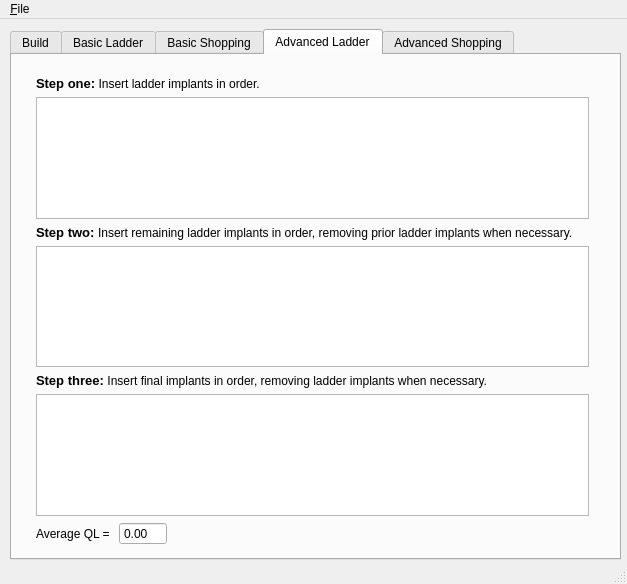
Old version of the form src/mainwindow.ui in the repository davghouse/AOLadderer.
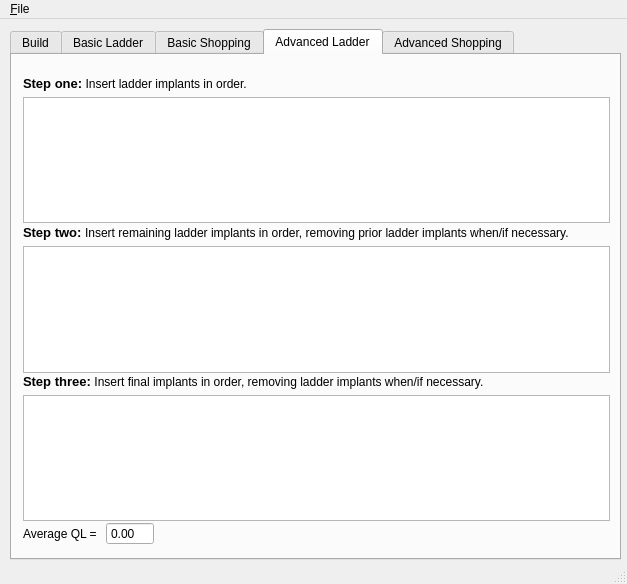
New version of the form. The open tabs and pages were chosen to show the change.

Commit message: UI updates; Basic step 2 display

What changed in the file:
```diff
--- a/src/mainwindow.ui
+++ b/src/mainwindow.ui
@@ -3681,6 +3681,18 @@
              <property name="enabled">
               <bool>true</bool>
              </property>
+             <property name="sizePolicy">
+              <sizepolicy hsizetype="Fixed" vsizetype="Fixed">
+               <horstretch>0</horstretch>
+               <verstretch>0</verstretch>
+              </sizepolicy>
+             </property>
+             <property name="minimumSize">
+              <size>
+               <width>587</width>
+               <height>126</height>
+              </size>
+             </property>
              <property name="font">
               <font>
                <family>Courier New</family>
@@ -3702,12 +3714,24 @@
            <item>
             <widget class="QLabel" name="label_32">
              <property name="text">
-              <string notr="true">&lt;html&gt;&lt;head/&gt;&lt;body&gt;&lt;p&gt;&lt;span style=&quot; font-size:10pt; font-weight:600;&quot;&gt;Step two: &lt;/span&gt;Insert remaining ladder implants in order, removing prior ladder implants when necessary.&lt;/p&gt;&lt;/body&gt;&lt;/html&gt;</string>
+              <string notr="true">&lt;html&gt;&lt;head/&gt;&lt;body&gt;&lt;p&gt;&lt;span style=&quot; font-size:10pt; font-weight:600;&quot;&gt;Step two: &lt;/span&gt;Insert remaining ladder implants in order, removing prior ladder implants when/if necessary.&lt;/p&gt;&lt;/body&gt;&lt;/html&gt;</string>
              </property>
             </widget>
            </item>
            <item>
             <widget class="QListWidget" name="stepTwo_2">
+             <property name="sizePolicy">
+              <sizepolicy hsizetype="Fixed" vsizetype="Fixed">
+               <horstretch>0</horstretch>
+               <verstretch>0</verstretch>
+              </sizepolicy>
+             </property>
+             <property name="minimumSize">
+              <size>
+               <width>587</width>
+               <height>127</height>
+              </size>
+             </property>
              <property name="font">
               <font>
                <family>Courier New</family>
@@ -3720,12 +3744,24 @@
            <item>
             <widget class="QLabel" name="label_34">
              <property name="text">
-              <string notr="true">&lt;html&gt;&lt;head/&gt;&lt;body&gt;&lt;p&gt;&lt;span style=&quot; font-size:10pt; font-weight:600;&quot;&gt;Step three: &lt;/span&gt;Insert final implants in order, removing ladder implants when necessary.&lt;/p&gt;&lt;/body&gt;&lt;/html&gt;</string>
+              <string notr="true">&lt;html&gt;&lt;head/&gt;&lt;body&gt;&lt;p&gt;&lt;span style=&quot; font-size:10pt; font-weight:600;&quot;&gt;Step three: &lt;/span&gt;Insert final implants in order, removing ladder implants when/if necessary.&lt;/p&gt;&lt;/body&gt;&lt;/html&gt;</string>
              </property>
             </widget>
            </item>
            <item>
             <widget class="QListWidget" name="stepThree_2">
+             <property name="sizePolicy">
+              <sizepolicy hsizetype="Fixed" vsizetype="Fixed">
+               <horstretch>0</horstretch>
+               <verstretch>0</verstretch>
+              </sizepolicy>
+             </property>
+             <property name="minimumSize">
+              <size>
+               <width>587</width>
+               <height>126</height>
+              </size>
+             </property>
              <property name="font">
               <font>
                <family>Courier New</family>
```
Left out of the diff: 28 changed lines with no effect on the pictures.
